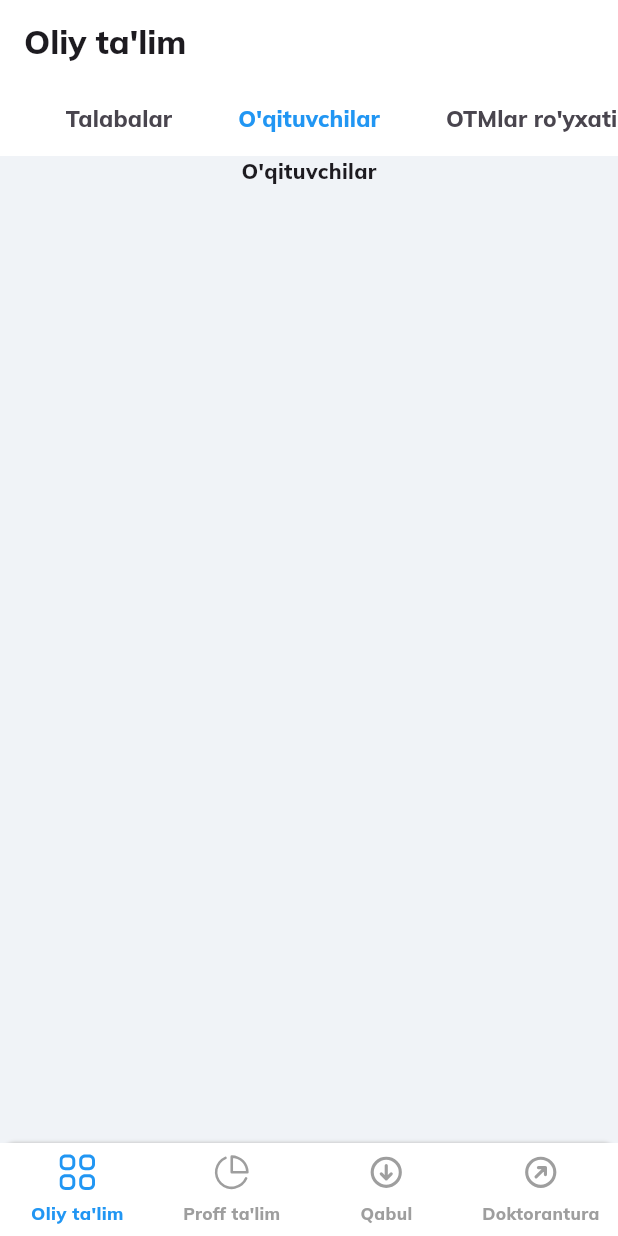
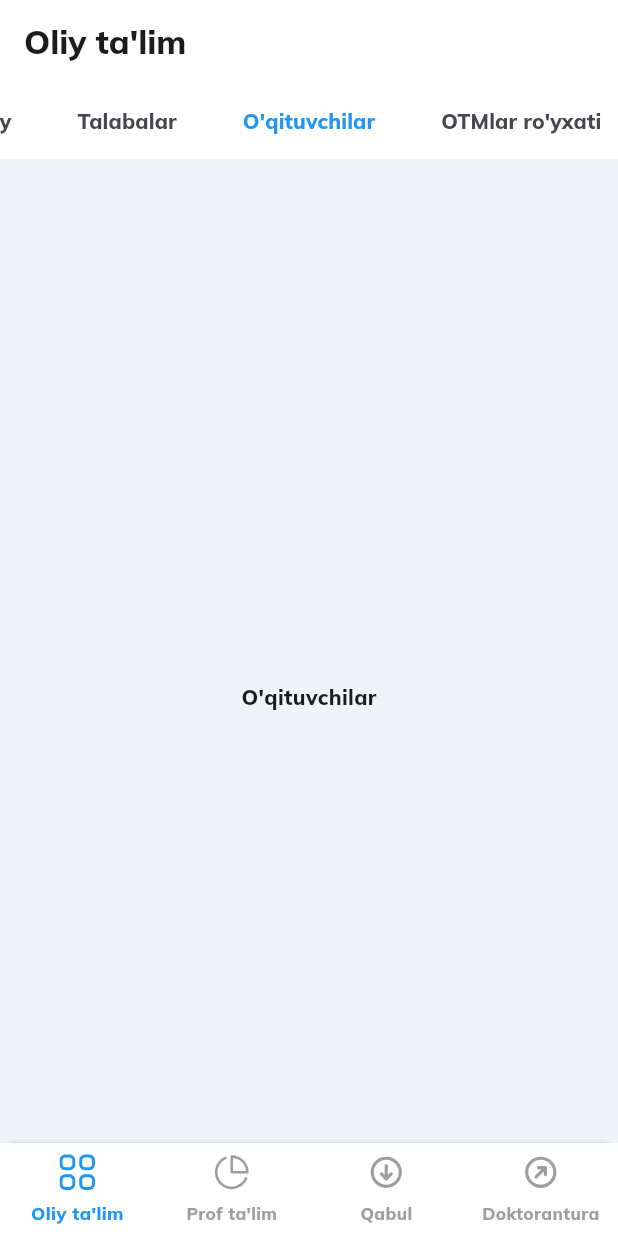
Before and after one commit to KhurshidDusmatov/stat-edu-mobile, a Flutter app: the screen it shows after launch, tab 3 chosen, on a phone screen of 412 x 824 dp. Run offline on Flutter 3.47's test engine with Material 3 defaults, Android fonts, the phone set to English and light mode, and no system bars; our stand-ins replace flutter_svg; missing offline and left inert: d_chart.

```diff
--- a/lib/srceens/higher_edu/higher_edu.dart
+++ b/lib/srceens/higher_edu/higher_edu.dart
@@ -1,6 +1,10 @@
 import 'package:flutter/material.dart';
+import 'package:rttrm_task_app/srceens/higher_edu/widgets/custom_tab_bar.dart';
+import 'widgets/page_data.dart';
+import 'widgets/bar_chart_widget.dart';
+import 'widgets/pie_chart_widget.dart';
+import 'widgets/statistic_card.dart';
 
-import '../../utils/res_colors.dart';
 
 class HigherEducationPage extends StatelessWidget {
   const HigherEducationPage({super.key});
@@ -14,91 +18,29 @@ class HigherEducationPage extends StatelessWidget {
         appBar: AppBar(
           title: Text("Oliy ta'lim"),
           backgroundColor: Colors.white,
-          bottom: TabBar(
-            tabAlignment: TabAlignment.start,
-            indicatorColor: ResColors.whiteColor,
-            labelColor: ResColors.primaryColor,
-            dividerColor: Colors.white,
-            isScrollable: true,
-            tabs: [
-              Padding(
-                padding: const EdgeInsets.symmetric(horizontal: 6),
-                child: Tab(
-                    child: Center(
-                        child: Text("Umumiy",
-                            style: TextStyle(fontSize: 15)))),
-              ),
-              Padding(
-                padding: const EdgeInsets.symmetric(horizontal: 6),
-                child: Tab(
-                    child: Center(
-                        child: Text("Talabalar",
-                            style: TextStyle(fontSize: 15)))),
-              ),
-              Padding(
-                padding: const EdgeInsets.symmetric(horizontal: 6),
-                child: Tab(
-                    child: Center(
-                        child: Text("O'qituvchilar",
-                            style: TextStyle(fontSize: 15)))),
-              ),
-              Padding(
-                padding: const EdgeInsets.symmetric(horizontal: 6),
-                child: Tab(
-                    child: Center(
-                        child: Text("OTMlar ro'yxati",
-                            style: TextStyle(fontSize: 15)))),
-              ),
-              Padding(
-                padding: const EdgeInsets.symmetric(horizontal: 6),
-                child: Tab(
-                    child: Center(
-                        child: Text("Jadvallar",
-                            style: TextStyle(fontSize: 15)))),
-              ),
-            ],
-          ),
+          bottom: CustomTabBar()
         ),
         body: TabBarView(
           children: [
             SingleChildScrollView(
               child: Column(
                 children: [
-                  Text("Umumiy")
+                  SizedBox(height: 8),
+                  ...statistics.map((text) => StatisticCard(text: text)).toList(),
+                  SizedBox(height: 12),
+                  PieChartWidget(title: "OTMlar soni mulkchilik shakli bo'yicha"),
+                  SizedBox(height: 12),
+                  BarChartWidget(title: "OTMlar soni tashkiliy turi bo'yicha"),
+                  SizedBox(height: 80),
                 ],
               ),
             ),
-            SingleChildScrollView(
-              child: Column(
-                children: [
-                  Text("Talabalar")
-                ],
-              ),
-            ),
-            SingleChildScrollView(
-              child: Column(
-                children: [
-                  Text("O'qituvchilar")
-                ],
-              ),
-            ),
-            SingleChildScrollView(
-              child: Column(
-                children: [
-                  Text("OTMlar ro'yxati")
-                ],
-              ),
-            ),
-            SingleChildScrollView(
-              child: Column(
-                children: [
-                  Text("Jadvallar")
-                ],
-              ),
-            ),
+            Center(child: Text("Talabalar")),
+            Center(child: Text("O'qituvchilar")),
+            Center(child: Text("OTMlar ro'yxati")),
+            Center(child: Text("Jadvallar")),
           ],
         ),
-
       ),
     );
   }
--- /dev/null
+++ b/lib/srceens/higher_edu/widgets/custom_tab_bar.dart
@@ -0,0 +1,33 @@
+import 'package:flutter/material.dart';
+
+class CustomTabBar extends StatelessWidget implements PreferredSizeWidget {
+  const CustomTabBar({super.key});
+
+  @override
+  Size get preferredSize => Size.fromHeight(50); // TabBar balandligi
+
+  @override
+  Widget build(BuildContext context) {
+    return TabBar(
+      tabAlignment: TabAlignment.start,
+      indicatorColor: Colors.white,
+      labelColor: Colors.blue, // ResColors.primaryColor o'rniga
+      dividerColor: Colors.white,
+      isScrollable: true,
+      tabs: [
+        _buildTab("Umumiy"),
+        _buildTab("Talabalar"),
+        _buildTab("O'qituvchilar"),
+        _buildTab("OTMlar ro'yxati"),
+        _buildTab("Jadvallar"),
+      ],
+    );
+  }
+
+  Widget _buildTab(String title) {
+    return Padding(
+      padding: const EdgeInsets.symmetric(horizontal: 6),
+      child: Tab(child: Center(child: Text(title, style: TextStyle(fontSize: 14)))),
+    );
+  }
+}
--- a/lib/srceens/main_page/main_page.dart
+++ b/lib/srceens/main_page/main_page.dart
@@ -61,7 +61,7 @@ class _MainPageState extends State<MainPage> {
               "home_icon",
             ),
             item(
-              "Proff ta'lim",
+              "Prof ta'lim",
               "prof_icon",
             ),
             item(
--- a/pubspec.yaml
+++ b/pubspec.yaml
@@ -35,6 +35,7 @@ dependencies:
   # Use with the CupertinoIcons class for iOS style icons.
   cupertino_icons: ^1.0.8
   flutter_svg: 2.0.10+1
+  d_chart: ^2.10.4
 
 
 dev_dependencies:
```
Also changed, not shown: lib/srceens/higher_edu/widgets/bar_chart_widget.dart (added, +46 -0 lines), lib/srceens/higher_edu/widgets/legend_item.dart (added, +35 -0 lines), lib/srceens/higher_edu/widgets/page_data.dart (added, +28 -0 lines), lib/srceens/higher_edu/widgets/pie_chart_widget.dart (added, +68 -0 lines), lib/srceens/higher_edu/widgets/statistic_card.dart (added, +26 -0 lines), pubspec.lock, 1 other file.
